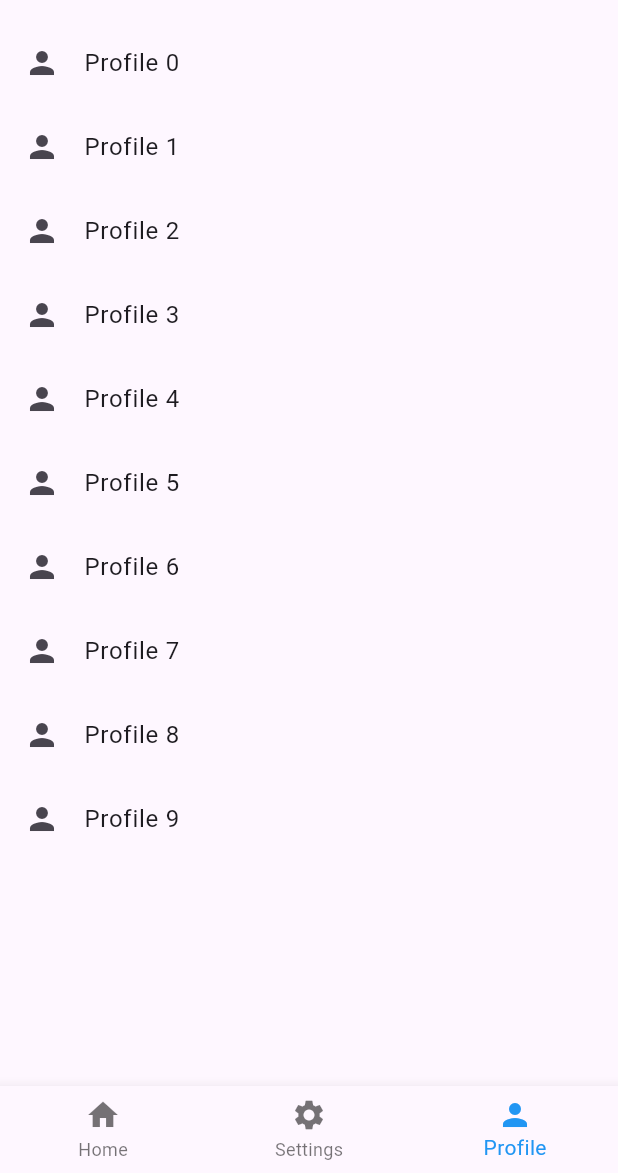
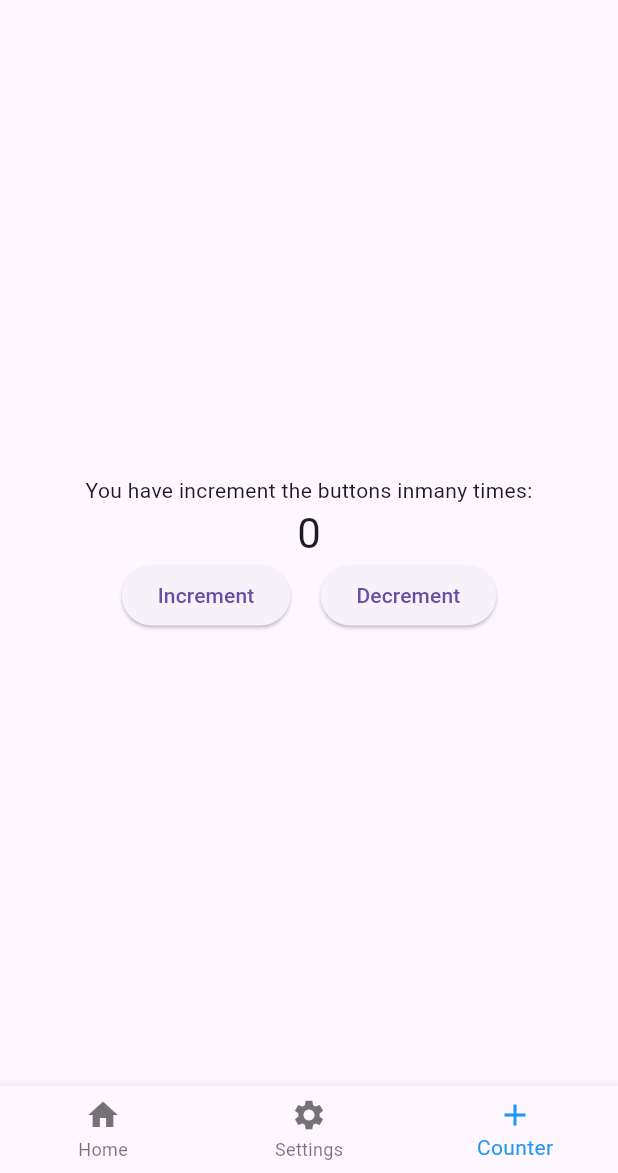
Before and after one commit to Gnanasoundariya/flutter, a Flutter app: the screen it shows after launch, item 3 of the bottom bar chosen, on a phone screen of 412 x 824 dp, the part 63-1236 px from its top. Run offline on Flutter 3.47's test engine with Material 3 defaults, Android fonts, the phone set to English and light mode, and no system bars.

Commit message:
static,scaffold and statefullwidget

```diff
--- a/lib/main.dart
+++ b/lib/main.dart
@@ -28,7 +28,8 @@ class _MainScreenState extends State<MainScreen> {
   static List<Widget> _widgetOptions = <Widget>[
     HomeScreen(),
     SettingsScreen(),
-    ProfileScreen(),
+    // ProfileScreen(),
+    CounterScreen()
   ];
 
   void _onItemTapped(int index) {
@@ -50,13 +51,18 @@ class _MainScreenState extends State<MainScreen> {
             icon: Icon(Icons.home),
             label: 'Home',
           ),
+
           BottomNavigationBarItem(
             icon: Icon(Icons.settings),
             label: 'Settings',
           ),
+          // BottomNavigationBarItem(
+          //   icon: Icon(Icons.person),
+          //   label: 'Profile',
+          // ),
           BottomNavigationBarItem(
-            icon: Icon(Icons.person),
-            label: 'Profile',
+            icon: Icon(Icons.add),
+            label: 'Counter',
           ),
         ],
         currentIndex: _selectedIndex,
@@ -111,24 +117,82 @@ class SettingsScreen extends StatelessWidget {
   }
 }
 
-class ProfileScreen extends StatelessWidget {
-  final List<Map<String, dynamic>> items = List.generate(
-    10,
-        (i) => {'title': 'Profile $i', 'icon': Icons.person},
-  );
+
+class CounterScreen extends StatefulWidget {
+  @override
+  _CounterScreenState createState() => _CounterScreenState();
+}
+
+class _CounterScreenState extends State<CounterScreen> {
+  int _counter = 0;
+
+  void _incrementCounter() {
+    setState(() {
+      _counter++;
+    });
+  }
+
+  void _decrementCounter() {
+    setState(() {
+      _counter--;
+    });
+  }
 
   @override
   Widget build(BuildContext context) {
-    return Scaffold(
-      body: ListView.builder(
-        itemCount: items.length,
-        itemBuilder: (context, index) {
-          return ListTile(
-            leading: Icon(items[index]['icon']),
-            title: Text(items[index]['title']),
-          );
-        },
+    return Center(
+      child: Column(
+        mainAxisAlignment: MainAxisAlignment.center,
+        children: <Widget>[
+          Text(
+            'You have increment the buttons inmany times:',
+          ),
+          Text(
+            '$_counter',
+            style: Theme
+                .of(context)
+                .textTheme
+                .headlineMedium,
+          ),
+          Row(
+            mainAxisAlignment: MainAxisAlignment.center,
+            children: [
+              ElevatedButton(
+                onPressed: _incrementCounter,
+                child: Text('Increment'),
+              ),
+              SizedBox(width: 20),
+              ElevatedButton(
+                onPressed: _decrementCounter,
+                child: Text('Decrement'),
+              ),
+            ],
+          ),
+        ],
       ),
     );
   }
 }
+
+
+// // class ProfileScreen extends StatelessWidget {
+// //   final List<Map<String, dynamic>> items = List.generate(
+// //     10,
+// //         (i) => {'title': 'Profile $i', 'icon': Icons.person},
+// //   );
+// //
+// //   @override
+// //   Widget build(BuildContext context) {
+// //     return Scaffold(
+// //       body: ListView.builder(
+// //         itemCount: items.length,
+// //         itemBuilder: (context, index) {
+// //           return ListTile(
+// //             leading: Icon(items[index]['icon']),
+// //             title: Text(items[index]['title']),
+// //           );
+// //         },
+// //       ),
+// //     );
+// //   }
+// }
```
